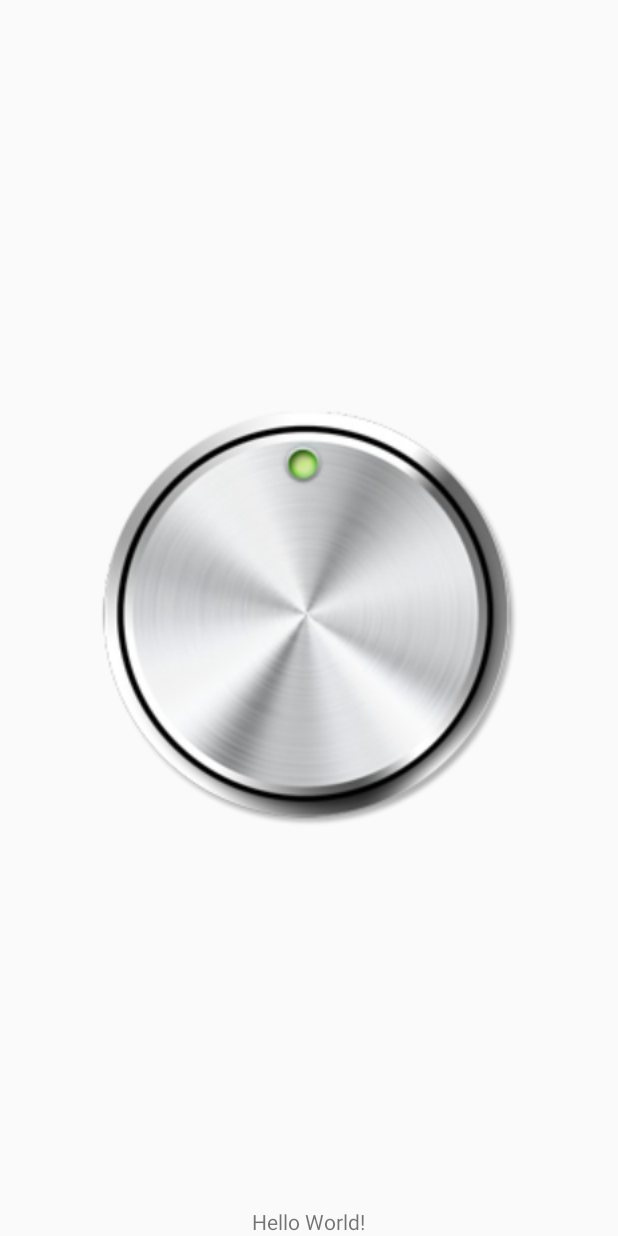
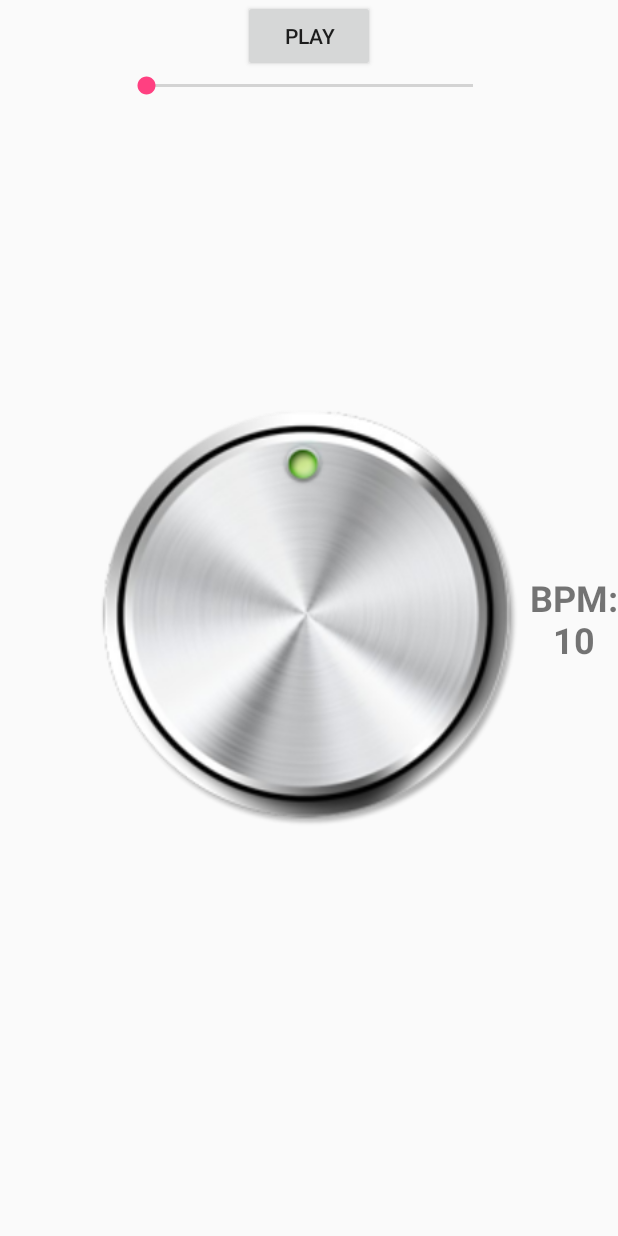
Before and after one commit to RusseLL-One/Metronome, an Android app: the screen it shows after launch (MainActivity), on a phone screen of 412 x 824 dp. Run offline under Robolectric (Android 15) with nearby library versions, the phone set to English and light mode, and no system bars.

```diff
--- a/app/src/main/java/com/example/russell/metronome/MainActivity.java
+++ b/app/src/main/java/com/example/russell/metronome/MainActivity.java
@@ -1,29 +1,92 @@
 package com.example.russell.metronome;
 
+import android.content.Context;
+import android.media.AudioManager;
 import android.support.v7.app.AppCompatActivity;
 import android.os.Bundle;
+import android.view.KeyEvent;
+import android.view.View;
+import android.widget.Button;
 import android.widget.ImageView;
+import android.widget.SeekBar;
 import android.widget.TextView;
+import android.widget.Toast;
 
 
 public class MainActivity extends AppCompatActivity {
     TextView textView;
-    //ImageView imageView;
+    Button playButton;
     RotaryKnob knob;
+    ClickPlayerTask clickPlayerTask;
+    SeekBar volumeBar;
+    private AudioManager audio;
 
     @Override
     protected void onCreate(Bundle savedInstanceState) {
+
         super.onCreate(savedInstanceState);
         setContentView(R.layout.activity_main);
-        textView = findViewById(R.id.textview);
+        textView = findViewById(R.id.debugTextView);
+        playButton = findViewById(R.id.playButton);
+        playButton.setOnClickListener(buttonClickListener);
 
-        //knob = new RotaryKnob(this, (ImageView)findViewById(R.id.knobImageView));
+        knob = new RotaryKnob(this);
 
+        audio = (AudioManager) getSystemService(Context.AUDIO_SERVICE);
+        volumeBar = (SeekBar) findViewById(R.id.volumebar);
+        volumeBar.setMax(audio.getStreamMaxVolume(AudioManager.STREAM_MUSIC));
+        volumeBar.setProgress(audio.getStreamVolume(AudioManager.STREAM_MUSIC));
+        volumeBar.setOnSeekBarChangeListener(volumeListener);
     }
 
+    View.OnClickListener buttonClickListener = new View.OnClickListener() {
+        @Override
+        public void onClick(View v) {
+            if(clickPlayerTask == null || !clickPlayerTask.isPlaying()) {
+                playButton.setText(R.string.buttonStop);
+                clickPlayerTask = new ClickPlayerTask(knob.getBpm());
+                knob.setPlayerTask(clickPlayerTask);
+                clickPlayerTask.getSound(MainActivity.this);
+                clickPlayerTask.execute();
+            } else {
+                playButton.setText(R.string.buttonPlay);
+                clickPlayerTask.stop();
+            }
+        }
+    };
+
+    private SeekBar.OnSeekBarChangeListener volumeListener = new SeekBar.OnSeekBarChangeListener() {
+
+        @Override
+        public void onProgressChanged(SeekBar seekBar, int progress,
+                                      boolean fromUser) {
+
+            audio.setStreamVolume(AudioManager.STREAM_MUSIC, progress, AudioManager.FLAG_REMOVE_SOUND_AND_VIBRATE);
+        }
+
+        @Override
+        public void onStartTrackingTouch(SeekBar seekBar) {
+            // TODO Auto-generated method stub
+
+        }
+
+        @Override
+        public void onStopTrackingTouch(SeekBar seekBar) {
+            // TODO Auto-generated method stub
+        }
+
+    };
+
     @Override
-    protected void onResume() {
-        knob = new RotaryKnob(this, (ImageView)findViewById(R.id.knobImageView));
-        super.onResume();
+    public boolean onKeyUp(int keycode, KeyEvent e) {
+        short volume = (short) audio.getStreamVolume(AudioManager.STREAM_MUSIC);
+        switch(keycode) {
+            case KeyEvent.KEYCODE_VOLUME_UP:
+            case KeyEvent.KEYCODE_VOLUME_DOWN:
+                volumeBar.setProgress(volume);
+                break;
+        }
+
+        return super.onKeyUp(keycode, e);
     }
 }
--- a/app/src/main/java/com/example/russell/metronome/RotaryKnob.java
+++ b/app/src/main/java/com/example/russell/metronome/RotaryKnob.java
@@ -14,23 +14,27 @@ import android.widget.TextView;
 public class RotaryKnob {
     private final float KNOB_WIDTH = 500;
     private final float KNOB_HEIGTH = 500;
+    private final int MIN_BPM = 10;
+    private final int MAX_BPM = 300;
     private Context context;
     private ImageView knobImageView;
     private Matrix matrix;
-    private float degrees = 0;
     private TextView debugTextView;
+    private TextView bpmTextView;
     private SoundPool rotateClickPlayer;
     private int rotateClickId;
     private int bpm = 10;
+    ClickPlayerTask clickPlayerTask;
 
-    RotaryKnob(Context context, ImageView knobImageView) {
+    RotaryKnob(Context context) {
         this.context = context;
-        this.knobImageView = knobImageView;
+        this.knobImageView = ((MainActivity)context).findViewById(R.id.knobImageView);
+        this.bpmTextView = ((MainActivity)context).findViewById(R.id.bpmTextView);
         matrix = new Matrix();
 
         setKnobImage();
 
-        debugTextView = ((MainActivity)context).findViewById(R.id.textview);
+        debugTextView = ((MainActivity)context).findViewById(R.id.debugTextView);
 
         rotateClickPlayer = new SoundPool(2, AudioManager.STREAM_MUSIC, 0);
         rotateClickId = rotateClickPlayer.load(context, R.raw.click, 1);
@@ -83,22 +87,23 @@ public class RotaryKnob {
                                     ((float) knobImageView.getHeight());
                     newDegrees = cartesianToPolar(x, y);
                     //bpm увеличивается каждые 10 градусов. 10 градусов - это наш шаг
-                    int step = (int)(currentDegrees/10) - (int)(newDegrees/10);
+                    int step = (int)(newDegrees/10) - (int)(currentDegrees/10);
                     if (Math.abs(step) >= 1) {
                         //Если шаг слишком большой (например, при переходе от 0 к 360), то уменьшаем его
                         if(Math.abs(step) >= 30) step = -((step>0?1:-1) * 36 - step);
-                        //TODO: сделать нормальную блокировку поворота при маленьком bpm
-                        if(bpm+step < 10) { debugTextView.setText(String.valueOf(currentDegrees) + "\n" + newDegrees + "\nstartDegrees = " + startDegrees + "\nstep = " + step);
-                            return false;}
-                        bpm+=step;
 
+                        if(bpm+step >= MIN_BPM && bpm+step <= MAX_BPM) {
+                            bpm += step;
+                            if(clickPlayerTask != null) {
+                                clickPlayerTask.setBPM(bpm);
+                            }
+                        }
 
-                        rotateClickPlayer.play(rotateClickId, 1, 1, 0, 0, 1);
+                        rotateClickPlayer.play(rotateClickId, 0.75f, 0.75f, 0, 0, 1);
                     }
-                    debugTextView.setText(String.valueOf(currentDegrees) + "\n" + newDegrees + "\nbpm = " + bpm + "\nstartDegrees = " + startDegrees + "\nstep = " + step);
+                    bpmTextView.setText("BPM:\n" + bpm);
                     currentDegrees = newDegrees;
                     turn(currentDegrees -startDegrees);
-                    setDegrees(currentDegrees);
                     break;
                 case MotionEvent.ACTION_UP:
                     startDegrees = currentDegrees - startDegrees;
@@ -109,6 +114,18 @@ public class RotaryKnob {
             return true;
         }
     };
+
+    public void setBpm(int bpm) {
+        this.bpm = bpm;
+    }
+
+    public int getBpm() {
+        return bpm;
+    }
+
+    public void setPlayerTask(ClickPlayerTask task) {
+        this.clickPlayerTask = task;
+    }
 
     public void setMatrix(Matrix matrix) {
         this.matrix = matrix;
@@ -122,16 +139,8 @@ public class RotaryKnob {
         this.knobImageView = knobImageView;
     }
 
-    public void setDegrees(float degrees) {
-        this.degrees = degrees;
-    }
-
     public ImageView getKnobImageView() {
 
         return knobImageView;
     }
-
-    public float getDegrees() {
-        return degrees;
-    }
 }
--- a/app/src/main/res/layout/activity_main.xml
+++ b/app/src/main/res/layout/activity_main.xml
@@ -7,10 +7,10 @@
     tools:context=".MainActivity">
 
     <TextView
-        android:id="@+id/textview"
+        android:id="@+id/debugTextView"
         android:layout_width="wrap_content"
         android:layout_height="wrap_content"
-        android:text="Hello World!"
+        android:text=""
         android:layout_gravity="bottom|center_horizontal"/>
 
     <ImageView
@@ -21,5 +21,32 @@
         android:contentDescription="RotaryKnob"
         />
 
+    <Button
+        android:id="@+id/playButton"
+        android:layout_width="wrap_content"
+        android:layout_height="wrap_content"
+        android:layout_gravity="top|center_horizontal"
+        android:text="Play" />
+
+    <TextView
+        android:id="@+id/bpmTextView"
+        android:layout_width="wrap_content"
+        android:layout_height="wrap_content"
+        android:text="BPM:\n10"
+        app:layout_anchor="@id/knobImageView"
+        app:layout_anchorGravity="right|center_vertical"
+        android:layout_gravity="center_vertical|end"
+        android:gravity="center"
+        android:textStyle="bold"
+        android:textSize="24sp"/>
+
+    <SeekBar
+        android:id="@+id/volumebar"
+        android:layout_width="250dp"
+        android:layout_height="wrap_content"
+        app:layout_anchor="@id/playButton"
+        app:layout_anchorGravity="bottom|center_horizontal"
+        android:layout_gravity="bottom|center_horizontal"/>
+
 
 </android.support.design.widget.CoordinatorLayout>
--- a/app/src/main/res/values/strings.xml
+++ b/app/src/main/res/values/strings.xml
@@ -1,3 +1,5 @@
 <resources>
     <string name="app_name">Metronome</string>
+    <string name="buttonPlay">Play</string>
+    <string name="buttonStop">Stop</string>
 </resources>
```
Also changed, not shown: app/src/main/java/com/example/russell/metronome/ClickPlayer.java (added, +62 -0 lines), app/src/main/java/com/example/russell/metronome/ClickPlayerTask.java (added, +48 -0 lines), 7 other files.
